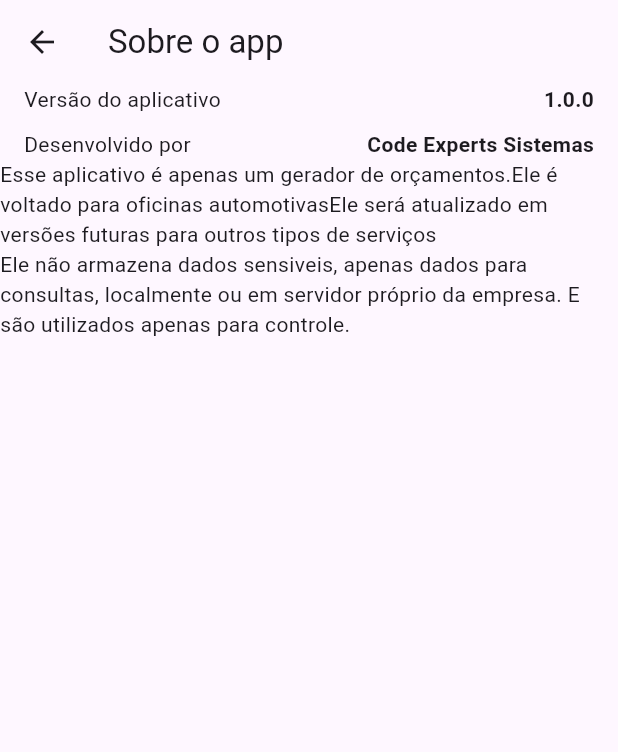
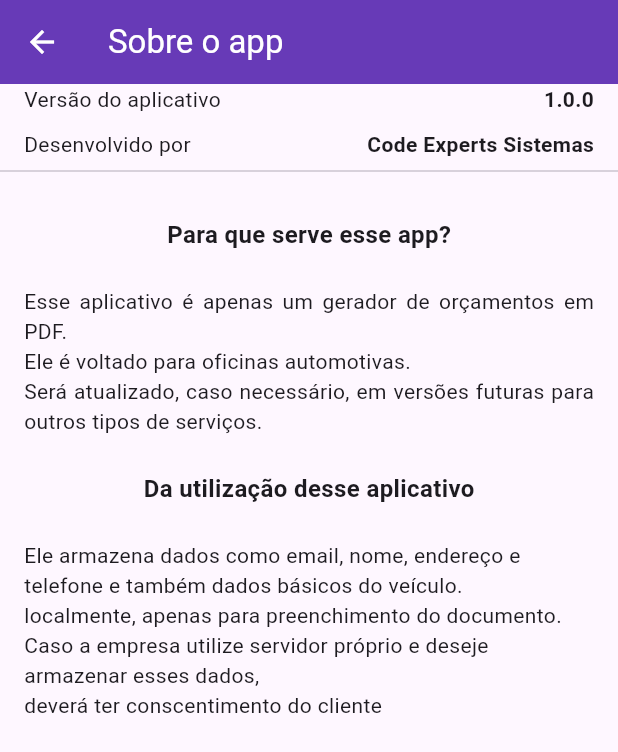
Before and after one commit to lucasmcar/orcamento-app-mobile, a Flutter app: the SobrePage screen opened by its route, on a phone screen of 412 x 824 dp. Shown: the top 752 px of the screen. Run offline on Flutter 3.47's test engine with Material 3 defaults, Android fonts, the phone set to English and light mode, and no system bars; our stand-ins replace easy_splash_screen, google_fonts, google_mobile_ads, image_picker, mask_text_input_formatter, permission_handler and 3 more; missing offline and left inert: flutter_pdfview; accounts and stored records are empty; network calls fail.

Commit message:
Ajuste na visualização pdf, pagina sobre, e info orçamento

```diff
--- a/lib/screens/sobre_page.dart
+++ b/lib/screens/sobre_page.dart
@@ -8,6 +8,8 @@ class SobrePage extends StatelessWidget {
   Widget build(BuildContext context) {
     return Scaffold(
         appBar: AppBar(
+          foregroundColor: Colors.white,
+          backgroundColor: Colors.deepPurple,
           title: Text('Sobre o app'),
         ),
         body: SingleChildScrollView(
@@ -20,29 +22,58 @@ class SobrePage extends StatelessWidget {
                   children: [
                     Text("Versão do aplicativo"),
                     Text("1.0.0", style: TextStyle(fontWeight: FontWeight.bold))
-                ],),
+                  ],
                 ),
-            SizedBox(height: 10,),
+              ),
+              SizedBox(
+                height: 10,
+              ),
               Padding(
                 padding: EdgeInsets.only(left: 16, right: 16),
                 child: Row(
                   mainAxisAlignment: MainAxisAlignment.spaceBetween,
                   children: [
                     Text("Desenvolvido por"),
-                  Text("Code Experts Sistemas", style: TextStyle(fontWeight: FontWeight.bold),)
-                ],),
-            ),
                     Text(
-                'Esse aplicativo é apenas um gerador de orçamentos.'
-                    'Ele é voltado para oficinas automotivas'
-                'Ele será atualizado em versões futuras para outros tipos de serviços',
-              style: GoogleFonts.roboto()
-              ),
-
-            Text('Ele não armazena dados sensiveis, apenas dados para consultas, localmente ou em servidor próprio da empresa. E são utilizados apenas para controle.'),
+                      "Code Experts Sistemas",
+                      style: TextStyle(fontWeight: FontWeight.bold),
+                    )
                   ],
                 ),
+              ),
+              Divider(),
+              Center(
+                  heightFactor: 3,
+                  child: Text(
+                    "Para que serve esse app?",
+                    style: GoogleFonts.roboto(
+                        fontSize: 16, fontWeight: FontWeight.bold),
+                  )),
+              Padding(
+                padding: EdgeInsets.only(right: 16, left: 16),
+                child: Text(
+                    textAlign: TextAlign.justify,
+                    'Esse aplicativo é apenas um gerador de orçamentos em PDF.'
+                    '\nEle é voltado para oficinas automotivas.'
+                    '\nSerá atualizado, caso necessário, em versões futuras para outros tipos de serviços.',
+                    style: GoogleFonts.roboto()),
+              ),
+              Center(
+                  heightFactor: 3,
+                  child: Text(
+                    "Da utilização desse aplicativo",
+                    style: GoogleFonts.roboto(
+                        fontSize: 16, fontWeight: FontWeight.bold),
+                  )),
+              Padding(
+                padding: EdgeInsets.only(right: 16, left: 16),
+                child: Text(
+                    'Ele armazena dados como email, nome, endereço e telefone e também dados básicos do veículo.\n'
+                    'localmente, apenas para preenchimento do documento.'
+                    '\nCaso a empresa utilize servidor próprio e deseje armazenar esses dados,\ndeverá ter conscentimento do cliente'),
               )
-    );
+            ],
+          ),
+        ));
   }
 }
--- a/pubspec.yaml
+++ b/pubspec.yaml
@@ -78,6 +78,7 @@ flutter:
   #   - images/a_dot_burr.jpeg
   #   - images/a_dot_ham.jpeg
   assets :
+    - assets/google_fonts/
     - assets/images/logo.png
 
   # An image asset can refer to one or more resolution-specific "variants", see
```
Also changed, not shown: lib/main.dart (+7 -0 lines), lib/screens/home_page.dart (+38 -43 lines), lib/screens/info_orcamento.dart (+18 -17 lines), lib/screens/pdf_page.dart (+72 -31 lines), lib/screens/tabs/enviado_tab.dart (+23 -22 lines), 5 other files. Lines whose indentation alone changed are shown as unchanged.
